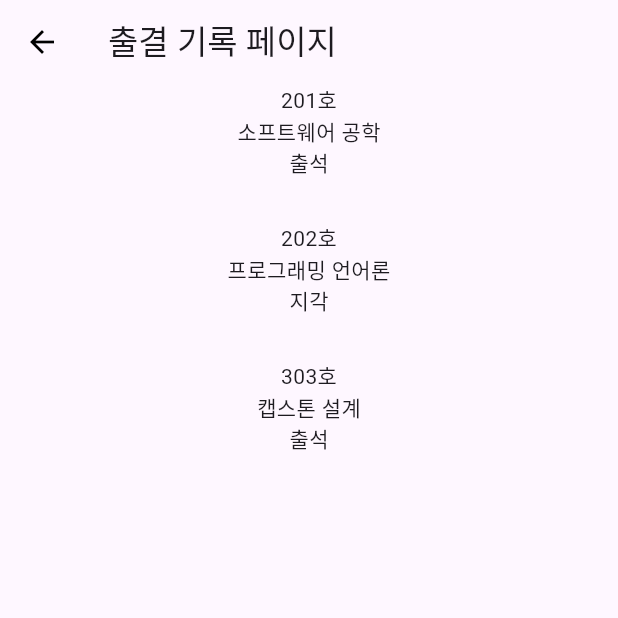
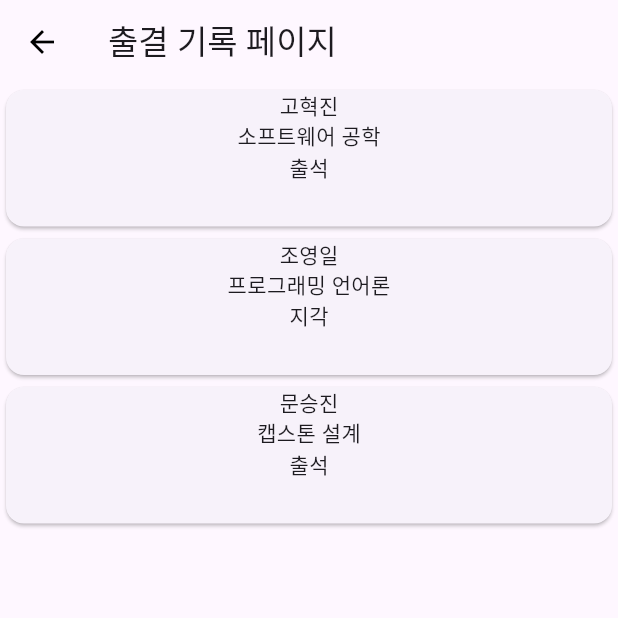
Before and after one commit to SUVID-18/check_attendance_student, a Flutter app: the AttendanceHistoryPage screen opened by its route, on a phone screen of 412 x 824 dp, the top half of it. Run offline on Flutter 3.47's test engine with Material 2 defaults, Android fonts, the phone set to English and light mode, and no system bars; our stand-ins replace firebase_core, firebase_dynamic_links, go_router; accounts and stored records are empty; generated files the repository leaves out were written again; network calls fail.

Commit message:
#34 비밀번호란 제거, #41 출결 기록, 로그인, 설정 란 viewModel 반영

````diff
--- a/lib/main.dart
+++ b/lib/main.dart
@@ -1,16 +1,15 @@
+import 'package:check_attendance_student/view/attendance.dart';
 import 'package:check_attendance_student/view/register_device.dart';
 import 'package:flutter/material.dart';
 import 'package:go_router/go_router.dart';
 import 'package:check_attendance_student/view/attendance_history.dart';
 import 'package:check_attendance_student/view/login.dart';
 import 'package:check_attendance_student/view/main_page.dart';
-import 'package:check_attendance_student/view/register_device.dart';
 import 'package:check_attendance_student/view/settings_page.dart';
 import 'package:firebase_core/firebase_core.dart';
 import 'package:firebase_dynamic_links/firebase_dynamic_links.dart';
-import 'package:flutter/material.dart';
-import 'package:go_router/go_router.dart';
 import 'package:intl/date_symbol_data_local.dart';
+import 'firebase_options.dart';
 
 void main() async {
   WidgetsFlutterBinding.ensureInitialized();
--- a/lib/view/attendance_history.dart
+++ b/lib/view/attendance_history.dart
@@ -1,4 +1,5 @@
 import 'package:flutter/material.dart';
+import '../view_model/attendance_history.dart';
 
 /// 출결 기록을 확인하는 페이지 입니다.
 ///
@@ -10,17 +11,10 @@ class AttendanceHistoryPage extends StatefulWidget {
   @override
   State<AttendanceHistoryPage> createState() => _AttendanceHistoryPageState();
 }
-
+///viewmodel
+var viewModel = AttendanceHistoryViewModel();
 
 class _AttendanceHistoryPageState extends State<AttendanceHistoryPage> {
-  ///강의실 리스트
-  ///강의실 번호, 과목명, 교수 이름, 출석여부가 포함되어있는 리스트임
-  List<Map<String, dynamic>> _dataList = [
-    {'number': '201호', 'subject': '소프트웨어 공학','professor': '고혁진 교수' ,'attendanceCheck': '출석'},
-    {'number': '202호', 'subject': '프로그래밍 언어론','professor': '조영일 교수', 'attendanceCheck': '지각'},
-    {'number': '303호', 'subject': '캡스톤 설계','professor': '문승진 교수', 'attendanceCheck': '출석'},
-  ];
-
   @override
   Widget build(BuildContext context) {
     return Scaffold(
@@ -39,7 +33,7 @@ class _AttendanceHistoryPageState extends State<AttendanceHistoryPage> {
       //ListView를 사용해 리스트를 동적으로 나타내도록 함
       body: ListView.builder(
         ///리스트의 길이 만큼 카운트
-        itemCount: _dataList.length,
+        itemCount: viewModel.attendanceHistoryList.length,
 
         ///위젯을 인덱스 만큼 만들도록 함
         itemBuilder: (context, index) {
@@ -53,9 +47,9 @@ class _AttendanceHistoryPageState extends State<AttendanceHistoryPage> {
                           title: Text("출결 정보"),
                           content: Column(
                             children: [
-                              Text("과목명: "+_dataList[index]['subject']),
-                              Text("교수 명: "+_dataList[index]['professor']),
-                              Text("출석 여부: "+_dataList[index]['attendanceCheck'])
+                              Text("교수명: "+viewModel.attendanceHistoryList[index].professorName),
+                              Text("과목명: "+viewModel.attendanceHistoryList[index].subjectName),
+                              Text(viewModel.attendanceHistoryList[index].result.toString()),
                             ]
                           ),
                           ///확인 버튼임
@@ -69,15 +63,17 @@ class _AttendanceHistoryPageState extends State<AttendanceHistoryPage> {
               );
             },
             ///실제 나타나는 출결 목록들
-            child: Column(
-              children: [
-                Text(_dataList[index]['number']),
-                Text(_dataList[index]['subject']),
-                Text(_dataList[index]['attendanceCheck']),
+            child: Card(
+                child:
+                  Column(
+                  children: [
+                Text(viewModel.attendanceHistoryList[index].professorName),
+                Text(viewModel.attendanceHistoryList[index].subjectName),
+                Text(viewModel.attendanceHistoryList[index].result.toString()),
                 SizedBox(height: 30),
               ],
             ),
-          );
+          ));
         },
       ),
     );
--- a/lib/view_model/login.dart
+++ b/lib/view_model/login.dart
@@ -7,7 +7,7 @@ class LoginViewModel {
   final usernameController = TextEditingController();
 
   /// 사용자 비밀번호에 해당되는 컨트롤러
-  final passwordController = TextEditingController();
+  /// final passwordController = TextEditingController();
 
   static final LoginViewModel _instance = LoginViewModel._init();
 
@@ -50,7 +50,7 @@ class LoginViewModel {
   ///```
   void onSubmitPressed(
       {required BuildContext context, required AlertDialog loginBlankDialog}) {
-    if (usernameController.text.isEmpty || passwordController.text.isEmpty) {
+    if (usernameController.text.isEmpty) {
       showDialog(
         context: context,
         builder: (context) => loginBlankDialog,
--- a/pubspec.yaml
+++ b/pubspec.yaml
@@ -42,6 +42,7 @@ dependencies:
   firebase_dynamic_links: ^5.1.0
   firebase_core: ^2.9.0
   firebase_analytics: ^10.2.0
+  uuid: ^3.0.7
 
 dev_dependencies:
   flutter_test:
````
Also changed, not shown: lib/view/login.dart (+25 -29 lines), lib/view/settings_page.dart (+11 -11 lines), pubspec.lock, 2 other files.
